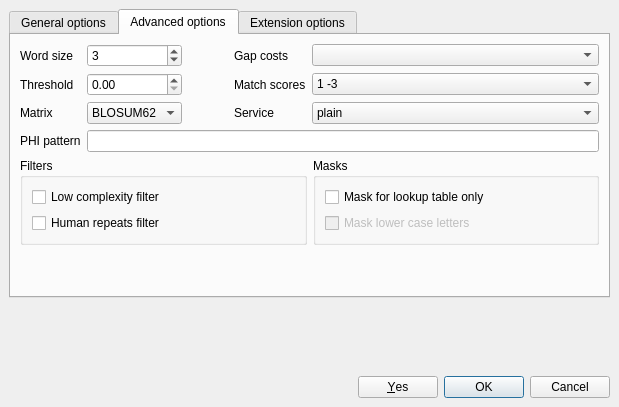
Above: src/plugins/external_tool_support/src/ui/BlastAllSupportDialog.ui from violethaze74/ugene before the change. Below: the same form after it.
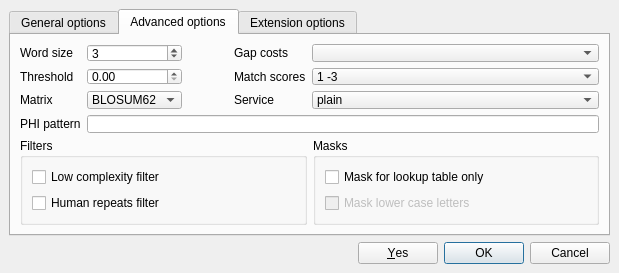
That is the form after the change. The open tabs and pages were chosen to show the change.

The edit to the form file:
```diff
--- a/src/plugins/external_tool_support/src/ui/BlastAllSupportDialog.ui
+++ b/src/plugins/external_tool_support/src/ui/BlastAllSupportDialog.ui
@@ -7,9 +7,15 @@
     <x>0</x>
     <y>0</y>
     <width>619</width>
-    <height>407</height>
+    <height>273</height>
    </rect>
   </property>
+  <property name="minimumSize">
+   <size>
+    <width>619</width>
+    <height>273</height>
+   </size>
+  </property>
   <property name="maximumSize">
    <size>
     <width>16777215</width>
@@ -581,19 +587,6 @@
          </item>
         </layout>
        </item>
-       <item>
-        <spacer name="verticalSpacer_2">
-         <property name="orientation">
-          <enum>Qt::Vertical</enum>
-         </property>
-         <property name="sizeHint" stdset="0">
-          <size>
-           <width>20</width>
-           <height>40</height>
-          </size>
-         </property>
-        </spacer>
-       </item>
       </layout>
      </widget>
      <widget class="QWidget" name="extOptionsTab">
@@ -693,19 +686,6 @@
      </widget>
     </widget>
    </item>
-   <item>
-    <spacer name="verticalSpacer">
-     <property name="orientation">
-      <enum>Qt::Vertical</enum>
-     </property>
-     <property name="sizeHint" stdset="0">
-      <size>
-       <width>20</width>
-       <height>0</height>
-      </size>
-     </property>
-    </spacer>
-   </item>
    <item>
     <widget class="QDialogButtonBox" name="buttonBox">
      <property name="standardButtons">
```
